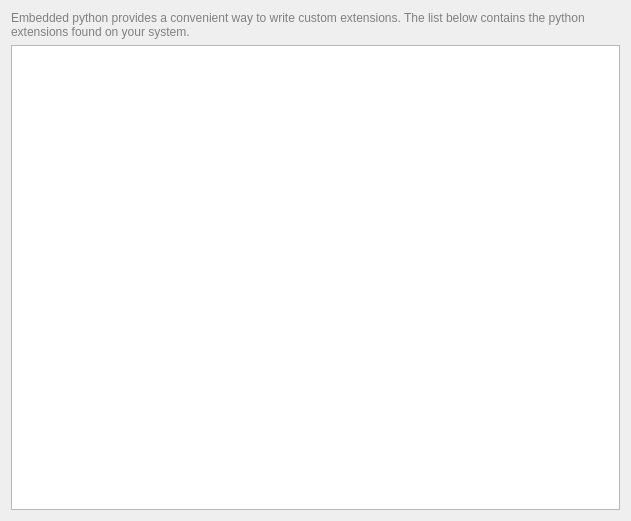
Before: the Qt Designer form python/src/configwidget.ui in albertlauncher/plugins, drawn with Qt 5.
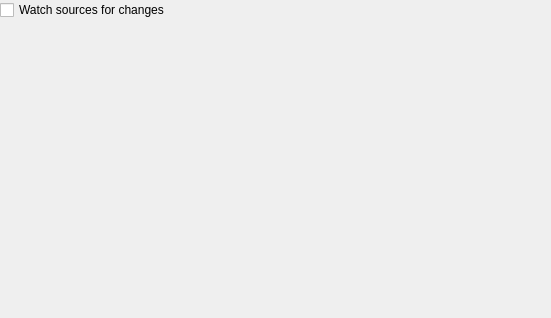
After: the same form once the commit is applied.

Diff of the .ui file:
```diff
--- a/python/src/configwidget.ui
+++ b/python/src/configwidget.ui
@@ -6,51 +6,42 @@
    <rect>
     <x>0</x>
     <y>0</y>
-    <width>631</width>
-    <height>521</height>
+    <width>551</width>
+    <height>318</height>
    </rect>
   </property>
-  <layout class="QVBoxLayout">
+  <layout class="QVBoxLayout" name="verticalLayout_2">
+   <property name="leftMargin">
+    <number>0</number>
+   </property>
+   <property name="topMargin">
+    <number>0</number>
+   </property>
+   <property name="rightMargin">
+    <number>0</number>
+   </property>
+   <property name="bottomMargin">
+    <number>0</number>
+   </property>
    <item>
-    <widget class="QLabel" name="label">
+    <widget class="QCheckBox" name="checkBox_watchSources">
      <property name="text">
-      <string>&lt;html&gt;&lt;head/&gt;&lt;body&gt;&lt;p&gt;&lt;span style=&quot; color:#808080;&quot;&gt;Embedded python provides a convenient way to write custom extensions. The list below contains the python extensions found on your system.&lt;/span&gt;&lt;/p&gt;&lt;/body&gt;&lt;/html&gt;</string>
-     </property>
-     <property name="wordWrap">
-      <bool>true</bool>
+      <string>Watch sources for changes</string>
      </property>
     </widget>
    </item>
    <item>
-    <widget class="QTableView" name="tableView">
-     <property name="sizeAdjustPolicy">
-      <enum>QAbstractScrollArea::AdjustToContents</enum>
+    <spacer name="verticalSpacer">
+     <property name="orientation">
+      <enum>Qt::Vertical</enum>
      </property>
-     <property name="alternatingRowColors">
-      <bool>true</bool>
+     <property name="sizeHint" stdset="0">
+      <size>
+       <width>20</width>
+       <height>40</height>
+      </size>
      </property>
-     <property name="selectionMode">
-      <enum>QAbstractItemView::SingleSelection</enum>
-     </property>
-     <property name="selectionBehavior">
-      <enum>QAbstractItemView::SelectRows</enum>
-     </property>
-     <property name="textElideMode">
-      <enum>Qt::ElideLeft</enum>
-     </property>
-     <property name="showGrid">
-      <bool>false</bool>
-     </property>
-     <property name="wordWrap">
-      <bool>false</bool>
-     </property>
-     <attribute name="horizontalHeaderHighlightSections">
-      <bool>false</bool>
-     </attribute>
-     <attribute name="verticalHeaderVisible">
-      <bool>false</bool>
-     </attribute>
-    </widget>
+    </spacer>
    </item>
   </layout>
  </widget>
```
Left out of the diff: 4 changed lines with no effect on the pictures.
